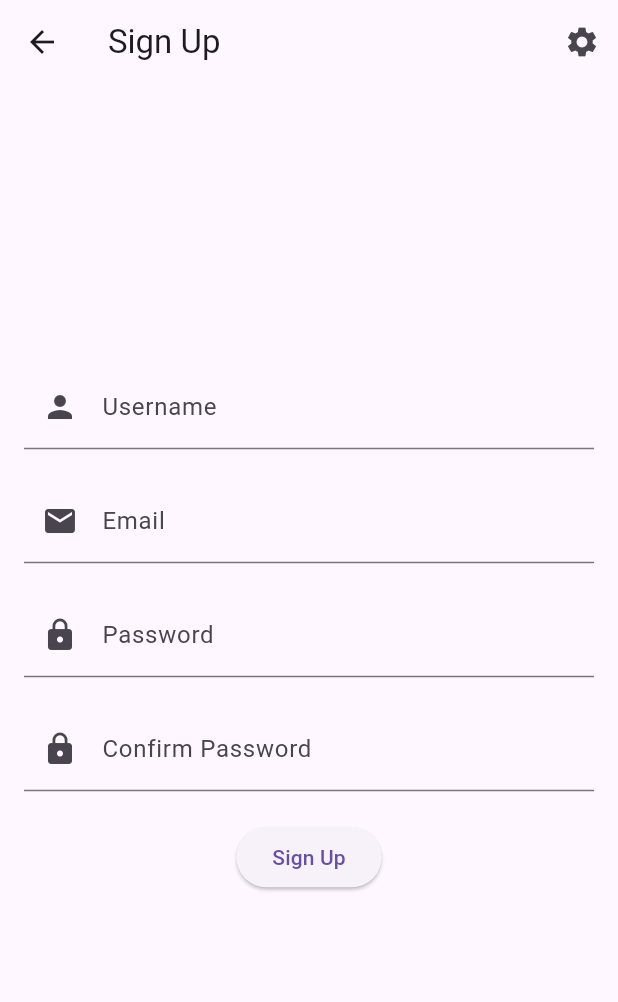
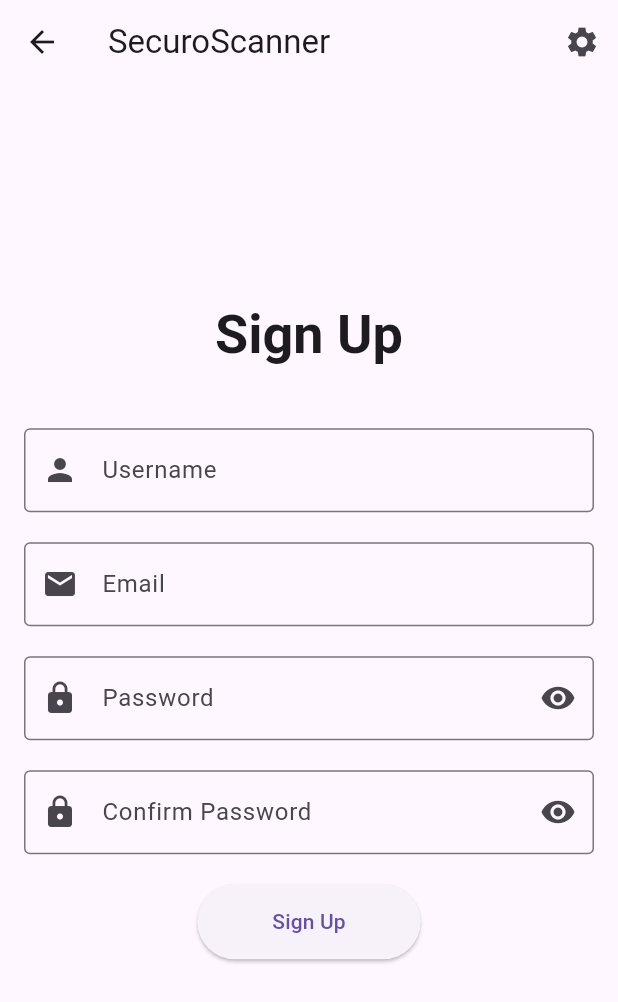
Before and after one commit to DevWhizUK/Flutter_Password_Manager, a Flutter app: the SignUpPage screen opened directly, on a phone screen of 412 x 824 dp. Shown: the top 1002 px of the screen. Run offline on Flutter 3.47's test engine with Material 3 defaults, Android fonts, the phone set to English and light mode, and no system bars.

Commit message:
Style: Update sign-up page styling and theme handling

```diff
--- a/lib/signup.dart
+++ b/lib/signup.dart
@@ -1,9 +1,7 @@
 import 'package:flutter/material.dart';
-import 'package:provider/provider.dart';
 import 'package:http/http.dart' as http;
 import 'dart:convert';
 import 'settings.dart';
-import 'settings_provider.dart';
 
 class SignUpPage extends StatefulWidget {
   @override
@@ -16,20 +14,20 @@ class _SignUpPageState extends State<SignUpPage> {
   final TextEditingController _passwordController = TextEditingController();
   final TextEditingController _confirmPasswordController = TextEditingController();
   bool _isLoading = false;
+  bool _obscureText = true;
   String _message = '';
 
   Future<void> _signUp() async {
+    if (_passwordController.text != _confirmPasswordController.text) {
+      setState(() {
+        _message = 'Passwords do not match';
+      });
+      return;
+    }
+
     setState(() {
       _isLoading = true;
     });
-
-    if (_passwordController.text != _confirmPasswordController.text) {
-      setState(() {
-        _message = 'Passwords do not match';
-        _isLoading = false;
-      });
-      return;
-    }
 
     final response = await http.post(
       Uri.parse('http://taylorv24.sg-host.com/register.php'),
@@ -44,13 +42,16 @@ class _SignUpPageState extends State<SignUpPage> {
     );
 
     if (response.statusCode == 201) {
-      setState(() {
-        _message = 'Sign up successful! Please log in.';
-      });
-    } else {
       final Map<String, dynamic> data = json.decode(response.body);
       setState(() {
         _message = data['message'];
+      });
+      if (data['message'] == 'User registered successfully.') {
+        Navigator.pop(context); // Return to the login page after successful registration
+      }
+    } else {
+      setState(() {
+        _message = 'Error: ${response.statusCode}';
       });
     }
 
@@ -61,10 +62,10 @@ class _SignUpPageState extends State<SignUpPage> {
 
   @override
   Widget build(BuildContext context) {
-    var settings = Provider.of<SettingsProvider>(context);
+    final theme = Theme.of(context);
     return Scaffold(
       appBar: AppBar(
-        title: Text('Sign Up'),
+        title: Text('SecuroScanner'),
         actions: [
           IconButton(
             icon: Icon(Icons.settings),
@@ -79,18 +80,22 @@ class _SignUpPageState extends State<SignUpPage> {
       ),
       body: Padding(
         padding: const EdgeInsets.all(16.0),
+        child: Center(
+          child: SingleChildScrollView(
             child: Column(
               mainAxisAlignment: MainAxisAlignment.center,
               children: <Widget>[
+                Text(
+                  'Sign Up',
+                  style: theme.textTheme.headline4,
+                ),
+                SizedBox(height: 40),
                 TextField(
                   controller: _usernameController,
                   decoration: InputDecoration(
                     labelText: 'Username',
                     prefixIcon: Icon(Icons.person),
-              ),
-              style: TextStyle(
-                fontSize: settings.fontSize,
-                fontFamily: settings.fontFamily,
+                    border: OutlineInputBorder(),
                   ),
                 ),
                 SizedBox(height: 20),
@@ -99,36 +104,43 @@ class _SignUpPageState extends State<SignUpPage> {
                   decoration: InputDecoration(
                     labelText: 'Email',
                     prefixIcon: Icon(Icons.email),
-              ),
-              style: TextStyle(
-                fontSize: settings.fontSize,
-                fontFamily: settings.fontFamily,
+                    border: OutlineInputBorder(),
                   ),
                 ),
                 SizedBox(height: 20),
                 TextField(
                   controller: _passwordController,
-              obscureText: true,
+                  obscureText: _obscureText,
                   decoration: InputDecoration(
                     labelText: 'Password',
                     prefixIcon: Icon(Icons.lock),
+                    border: OutlineInputBorder(),
+                    suffixIcon: IconButton(
+                      icon: Icon(_obscureText ? Icons.visibility : Icons.visibility_off),
+                      onPressed: () {
+                        setState(() {
+                          _obscureText = !_obscureText;
+                        });
+                      },
                     ),
-              style: TextStyle(
-                fontSize: settings.fontSize,
-                fontFamily: settings.fontFamily,
                   ),
                 ),
                 SizedBox(height: 20),
                 TextField(
                   controller: _confirmPasswordController,
-              obscureText: true,
+                  obscureText: _obscureText,
                   decoration: InputDecoration(
                     labelText: 'Confirm Password',
                     prefixIcon: Icon(Icons.lock),
+                    border: OutlineInputBorder(),
+                    suffixIcon: IconButton(
+                      icon: Icon(_obscureText ? Icons.visibility : Icons.visibility_off),
+                      onPressed: () {
+                        setState(() {
+                          _obscureText = !_obscureText;
+                        });
+                      },
                     ),
-              style: TextStyle(
-                fontSize: settings.fontSize,
-                fontFamily: settings.fontFamily,
                   ),
                 ),
                 SizedBox(height: 20),
@@ -137,13 +149,18 @@ class _SignUpPageState extends State<SignUpPage> {
                     : ElevatedButton(
                         onPressed: _signUp,
                         child: Text('Sign Up'),
+                        style: ElevatedButton.styleFrom(
+                          padding: EdgeInsets.symmetric(horizontal: 50, vertical: 15),
+                        ),
                       ),
                 SizedBox(height: 20),
                 Text(
                   _message,
-              style: TextStyle(color: Colors.red),
+                  style: TextStyle(color: theme.errorColor),
                 ),
               ],
+            ),
+          ),
         ),
       ),
     );
```
Lines whose indentation alone changed are shown as unchanged.
